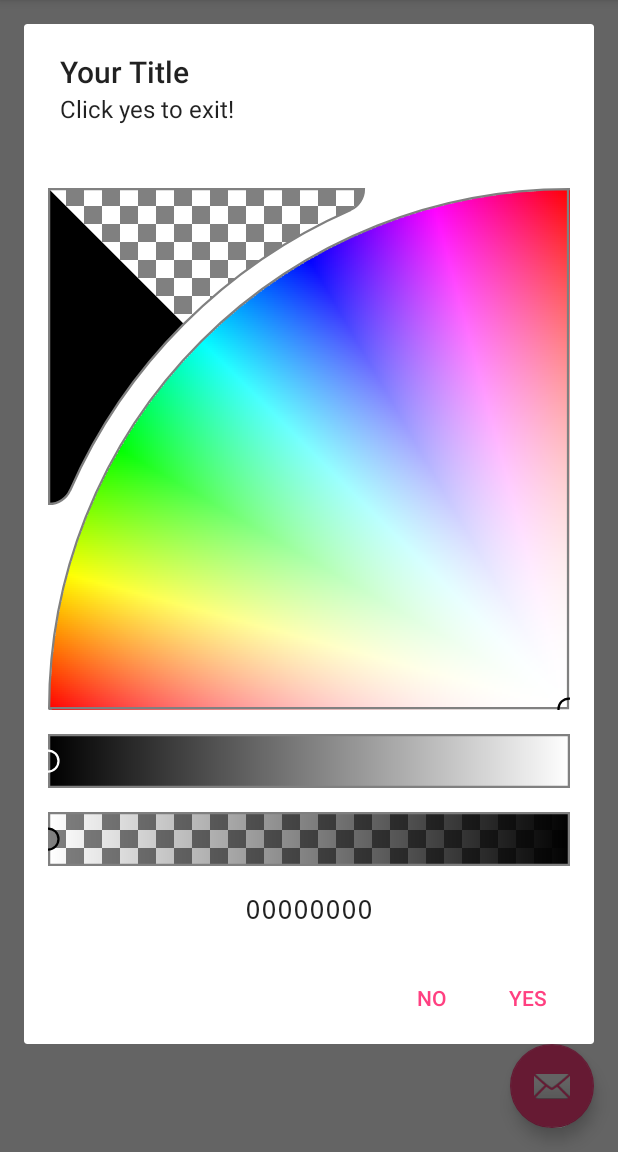
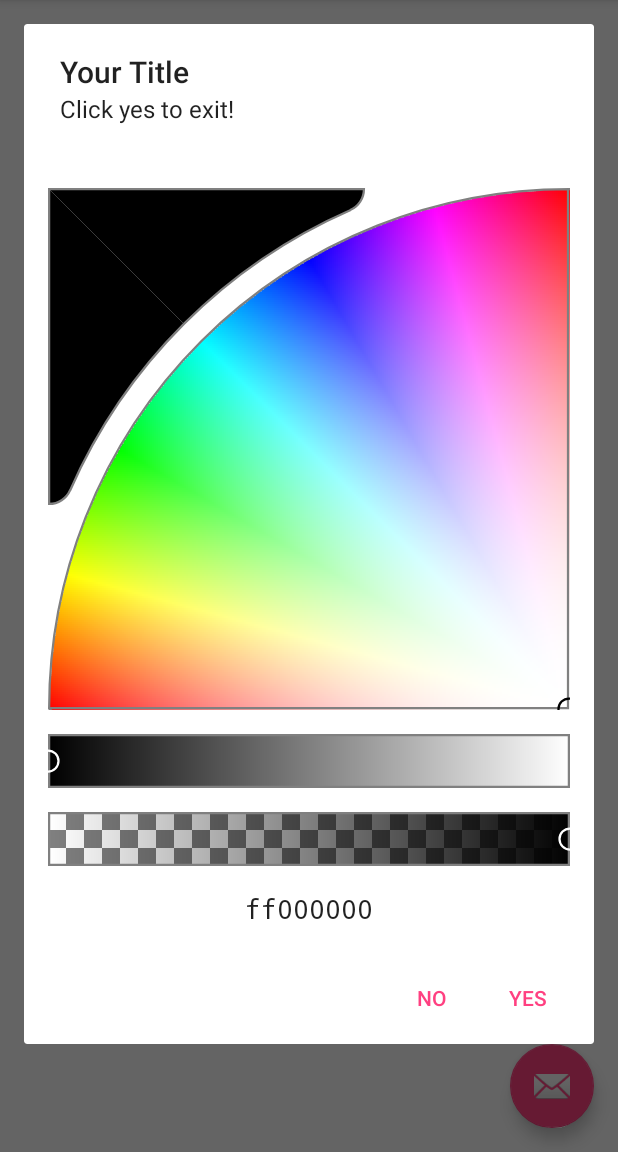
Before and after one commit to tansinan/LEDPainter, an Android app: the screen it shows after launch (MainActivity), after a tap on "A BUTTON", on a phone screen of 412 x 824 dp, the part 84-1236 px from its top. Run offline under Robolectric (Android 15) with nearby library versions, the light colour scheme and no system bars.

Commit message:
Allow color modification by using the color picker.

```diff
--- a/app/src/main/java/com/ledpainter/ledpainter/MainActivity.java
+++ b/app/src/main/java/com/ledpainter/ledpainter/MainActivity.java
@@ -2,11 +2,13 @@ package com.ledpainter.ledpainter;
 
 import android.app.AlertDialog;
 import android.content.DialogInterface;
+import android.graphics.Color;
 import android.os.Bundle;
 import android.support.design.widget.FloatingActionButton;
 import android.support.design.widget.Snackbar;
 import android.support.v7.app.AppCompatActivity;
 import android.support.v7.widget.Toolbar;
+import android.util.Log;
 import android.view.View;
 import android.view.Menu;
 import android.view.MenuItem;
@@ -17,6 +19,38 @@ import com.rarepebble.colorpicker.ColorPickerView;
 public class MainActivity extends AppCompatActivity {
 
     protected Button pushButton;
+    protected PaintingView paintingView;
+    protected ColorPickerView colorPickerView;
+    protected AlertDialog colorPickerDialog;
+
+    protected void setupColorPickerDialog() {
+        AlertDialog.Builder alertDialogBuilder = new AlertDialog.Builder(this);
+
+        // set title
+        alertDialogBuilder.setTitle("Your Title");
+
+        // set dialog message
+        alertDialogBuilder
+                .setView(colorPickerView)
+                .setMessage("Click yes to exit!")
+                .setCancelable(false)
+                .setPositiveButton("Yes",new DialogInterface.OnClickListener() {
+                    public void onClick(DialogInterface dialog,int id) {
+                        PaintingView paintingView = MainActivity.this.paintingView;
+                        ColorPickerView colorPickerView = MainActivity.this.colorPickerView;
+                        paintingView.setBrushColor(colorPickerView.getColor());
+                    }
+                })
+                .setNegativeButton("No",new DialogInterface.OnClickListener() {
+                    public void onClick(DialogInterface dialog,int id) {
+                        dialog.cancel();
+                    }
+                });
+
+        // create alert dialog
+        colorPickerDialog = alertDialogBuilder.create();
+    }
+
     @Override
     protected void onCreate(Bundle savedInstanceState) {
         super.onCreate(savedInstanceState);
@@ -39,6 +73,10 @@ public class MainActivity extends AppCompatActivity {
                 MainActivity.this.onClick(v);
             }
         });
+        paintingView = (PaintingView)findViewById(R.id.view);
+        colorPickerView = new ColorPickerView(this);
+        colorPickerView.setColor(Color.BLACK);
+        setupColorPickerDialog();
     }
 
     @Override
@@ -64,35 +102,7 @@ public class MainActivity extends AppCompatActivity {
     }
     public void onClick(View arg0) {
 
-        AlertDialog.Builder alertDialogBuilder = new AlertDialog.Builder(this);
-
-        // set title
-        alertDialogBuilder.setTitle("Your Title");
-
-        // set dialog message
-        alertDialogBuilder
-                .setView(new ColorPickerView(this))
-                .setMessage("Click yes to exit!")
-                .setCancelable(false)
-                .setPositiveButton("Yes",new DialogInterface.OnClickListener() {
-                    public void onClick(DialogInterface dialog,int id) {
-                        // if this button is clicked, close
-                        // current activity
-                        MainActivity.this.finish();
-                    }
-                })
-                .setNegativeButton("No",new DialogInterface.OnClickListener() {
-                    public void onClick(DialogInterface dialog,int id) {
-                        // if this button is clicked, just close
-                        // the dialog box and do nothing
-                        dialog.cancel();
-                    }
-                });
-
-        // create alert dialog
-        AlertDialog alertDialog = alertDialogBuilder.create();
-
         // show it
-        alertDialog.show();
+        colorPickerDialog.show();
     }
 }
--- a/app/src/main/java/com/ledpainter/ledpainter/PaintingView.java
+++ b/app/src/main/java/com/ledpainter/ledpainter/PaintingView.java
@@ -3,6 +3,7 @@ package com.ledpainter.ledpainter;
 import android.content.Context;
 import android.graphics.Bitmap;
 import android.graphics.Canvas;
+import android.graphics.Color;
 import android.graphics.Paint;
 import android.util.AttributeSet;
 import android.util.Log;
@@ -23,13 +24,22 @@ public class PaintingView extends View implements View.OnTouchListener{
     protected float touchX = -1.0f;
     protected float touchY = -1.0f;
 
+    protected int brushColor;
+
+    public void setBrushColor(int brushColor)
+    {
+        this.brushColor = brushColor;
+    }
+
     public PaintingView(Context context) {
         super(context);
         setOnTouchListener(this);
+        setBrushColor(Color.BLACK);
     }
     public PaintingView(Context context,AttributeSet attributeSet) {
         super(context, attributeSet);
         setOnTouchListener(this);
+        setBrushColor(Color.BLACK);
     }
 
     @Override
@@ -39,7 +49,7 @@ public class PaintingView extends View implements View.OnTouchListener{
         Paint p = new Paint();
         p.setStrokeCap(Paint.Cap.ROUND);
         p.setStrokeJoin(Paint.Join.ROUND);
-        p.setARGB(255, 0, 0, 0);
+        p.setColor(brushColor);
         p.setStrokeWidth(10.0f);
         //canvas.drawRect(width * 0.25f, height * 0.25f, width * 0.75f, height * 0.75f, p);
         if(lastTouchX >= 0 && lastTouchY >= 0 &&
@@ -70,7 +80,6 @@ public class PaintingView extends View implements View.OnTouchListener{
         event.getPointerId(0);
         float x = event.getX();
         float y = event.getY();
-        Log.d("???", "x:" + x + "y:" + y);
         lastTouchX = touchX;
         lastTouchY = touchY;
         touchX = x;
```
